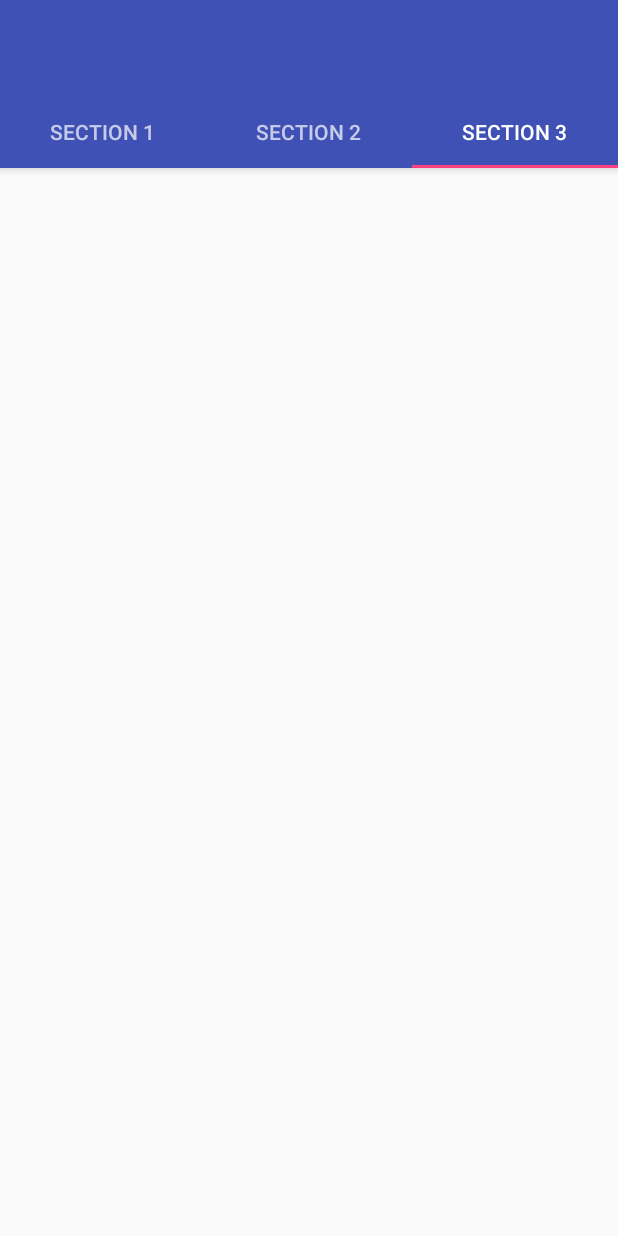
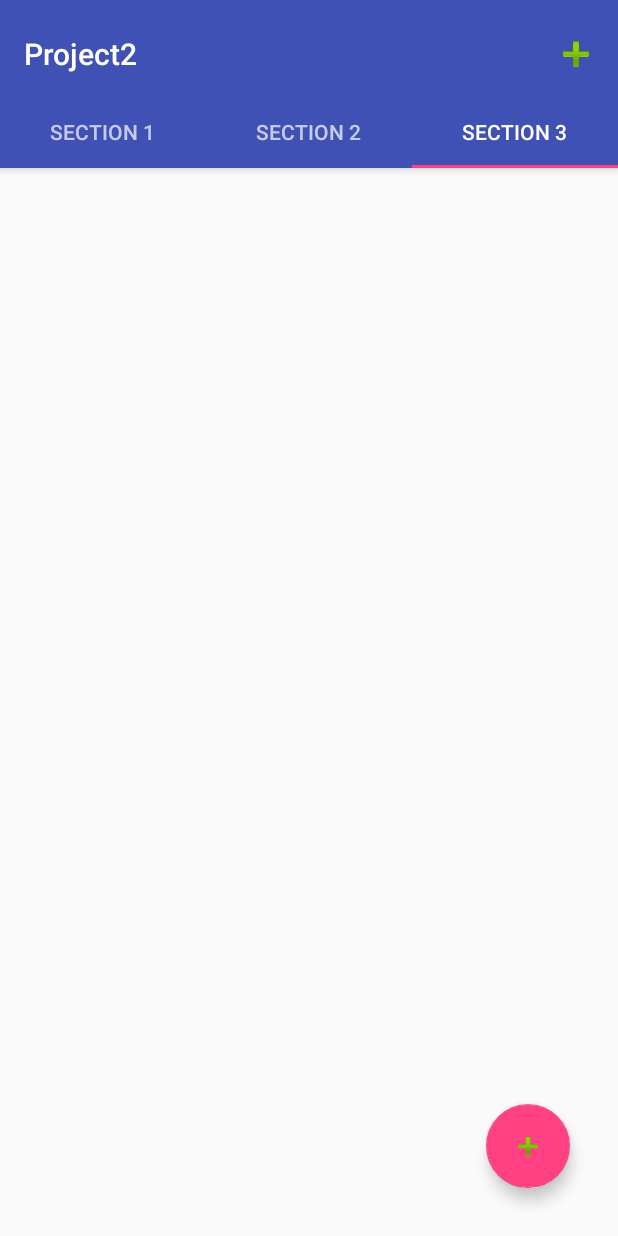
Before and after one commit to khw0726/CS496Proj2, an Android app: the screen it shows after launch (MainActivity), tab 3 chosen, on a phone screen of 412 x 824 dp. Run offline under Robolectric (Android 15) with nearby library versions, the phone set to English and light mode, and no system bars.

Commit message:
Working on delete

```diff
--- a/app/src/main/java/fragments/BTabFragment.java
+++ b/app/src/main/java/fragments/BTabFragment.java
@@ -10,6 +10,8 @@ import android.provider.MediaStore;
 import android.support.design.widget.FloatingActionButton;
 import android.support.v4.app.Fragment;
 import android.os.Bundle;
+import android.support.v7.app.AppCompatActivity;
+import android.support.v7.widget.Toolbar;
 import android.util.Base64;
 import android.util.Log;
 import android.view.LayoutInflater;
@@ -68,7 +70,8 @@ public class BTabFragment extends Fragment {
     public View onCreateView(LayoutInflater inflater, ViewGroup container,
                              Bundle savedInstanceState) {
         View rootView = inflater.inflate(R.layout.fragment_b, container, false);
-
+        Toolbar toolbar = (Toolbar) getActivity().findViewById(R.id.toolbar);
+        ((AppCompatActivity)getActivity()).setSupportActionBar(toolbar);
         gv = (GridView) rootView.findViewById(R.id.gridView);
 
 
@@ -82,17 +85,19 @@ public class BTabFragment extends Fragment {
             }
         });
 
-        FloatingActionButton fab = (FloatingActionButton) rootView.findViewById(R.id.addButton);
+
+
+        /*FloatingActionButton fab = (FloatingActionButton) rootView.findViewById(R.id.addButton);
 
         fab.setOnClickListener(new View.OnClickListener(){
             public void onClick(View v){
                 Intent newIntent = new Intent(Intent.ACTION_GET_CONTENT);
                 newIntent.setType("image/*");
                 if (newIntent.resolveActivity(getActivity().getPackageManager()) != null) {
-                    startActivityForResult(newIntent, MainActivity.REQUEST_IMAGE_SEARCH);
+                    getActivity().startActivityForResult(newIntent, MainActivity.REQUEST_IMAGE_SEARCH);
                 }
             }
-        });
+        });*/
 
         return rootView;
     }
--- a/app/src/main/res/layout/activity_main.xml
+++ b/app/src/main/res/layout/activity_main.xml
@@ -1,12 +1,16 @@
 <?xml version="1.0" encoding="utf-8"?>
-<android.support.design.widget.CoordinatorLayout xmlns:android="http://schemas.android.com/apk/res/android"
+<FrameLayout xmlns:android="http://schemas.android.com/apk/res/android"
     xmlns:app="http://schemas.android.com/apk/res-auto"
     xmlns:tools="http://schemas.android.com/tools"
-    android:id="@+id/main_content"
     android:layout_width="match_parent"
     android:layout_height="match_parent"
     android:fitsSystemWindows="true"
     tools:context="com.cs496.proj2.project2.MainActivity">
+
+    <LinearLayout
+        android:layout_width="match_parent"
+        android:layout_height="match_parent"
+        android:orientation="vertical">
 
         <android.support.design.widget.AppBarLayout
             android:id="@+id/appbar"
@@ -21,9 +25,7 @@
                 android:layout_height="?attr/actionBarSize"
                 android:background="?attr/colorPrimary"
                 app:layout_scrollFlags="scroll|enterAlways"
-            app:popupTheme="@style/AppTheme.PopupOverlay">
-
-        </android.support.v7.widget.Toolbar>
+                app:popupTheme="@style/AppTheme.PopupOverlay" />
 
             <android.support.design.widget.TabLayout
                 android:id="@+id/tabs"
@@ -37,5 +39,12 @@
             android:layout_width="match_parent"
             android:layout_height="match_parent"
             app:layout_behavior="@string/appbar_scrolling_view_behavior" />
+    </LinearLayout>
 
-</android.support.design.widget.CoordinatorLayout>
+    <ImageView
+        android:id="@+id/main_imageView"
+        android:layout_width="match_parent"
+        android:layout_height="match_parent"
+        android:scaleType="fitCenter"
+        android:visibility="invisible" />
+</FrameLayout>
--- a/app/src/main/res/layout/activity_photodisplay.xml
+++ b/app/src/main/res/layout/activity_photodisplay.xml
@@ -3,6 +3,7 @@
     xmlns:app="http://schemas.android.com/apk/res-auto"
     android:orientation="vertical" android:layout_width="match_parent"
     android:layout_height="match_parent"
+    android:gravity="center_vertical"
     >
 
     <ImageView
@@ -10,5 +11,6 @@
         android:layout_height="wrap_content"
         app:srcCompat="@color/colorAccent"
         android:id="@+id/imageView"
-        android:layout_gravity="center_vertical"/>
+        android:foregroundGravity="center_vertical"/>
+
 </LinearLayout>
--- a/app/src/main/res/layout/fragment_c.xml
+++ b/app/src/main/res/layout/fragment_c.xml
@@ -1,6 +1,28 @@
 <?xml version="1.0" encoding="utf-8"?>
-<LinearLayout xmlns:android="http://schemas.android.com/apk/res/android"
-    android:orientation="vertical" android:layout_width="match_parent"
-    android:layout_height="match_parent">
+<FrameLayout xmlns:android="http://schemas.android.com/apk/res/android"
+    xmlns:app="http://schemas.android.com/apk/res-auto"
+    android:layout_width="match_parent"
+    android:layout_height="match_parent"
+    android:paddingBottom="@dimen/activity_vertical_margin"
+    android:paddingLeft="@dimen/activity_horizontal_margin"
+    android:paddingRight="@dimen/activity_horizontal_margin"
+    android:paddingTop="@dimen/activity_vertical_margin">
+    <LinearLayout
+        android:layout_width="match_parent"
+        android:layout_height="wrap_content">
+        <ListView
+            android:layout_width="match_parent"
+            android:layout_height="wrap_content"></ListView>
+    </LinearLayout>
 
-</LinearLayout>
+    <android.support.design.widget.FloatingActionButton
+        android:id="@+id/addButton"
+        android:layout_width="wrap_content"
+        android:layout_height="wrap_content"
+        android:layout_gravity="bottom|right"
+        android:layout_marginBottom="@dimen/fab_margin"
+        android:layout_marginRight="@dimen/fab_margin"
+        app:srcCompat="@android:drawable/ic_input_add"
+        />
+
+</FrameLayout>
--- a/app/src/main/res/menu/menu_main.xml
+++ b/app/src/main/res/menu/menu_main.xml
@@ -6,5 +6,7 @@
         android:id="@+id/action_settings"
         android:orderInCategory="100"
         android:title="@string/action_settings"
-        app:showAsAction="never" />
+        android:icon="@android:drawable/ic_input_add"
+        app:showAsAction="always"
+        />
 </menu>
```
Also changed, not shown: app/src/main/java/com/cs496/proj2/project2/MainActivity.java (+10 -1 lines), app/src/main/res/layout/fragment_b.xml (+3 -22 lines), app/src/main/res/layout/fragment_main.xml (deleted, +0 -16 lines). Lines whose indentation alone changed are shown as unchanged.
